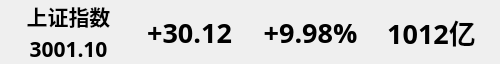
Before: the Qt Designer form qindexframe.ui in bnufree/Hq, drawn with Qt 5.
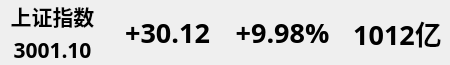
After: the same form once the commit is applied. Custom widgets are drawn as their Qt base class.

```diff
--- a/qindexframe.ui
+++ b/qindexframe.ui
@@ -6,8 +6,8 @@
    <rect>
     <x>0</x>
     <y>0</y>
-    <width>500</width>
-    <height>64</height>
+    <width>450</width>
+    <height>65</height>
    </rect>
   </property>
   <property name="sizePolicy">
@@ -52,10 +52,19 @@
 	font-size:16pt;
 }</string>
   </property>
-  <layout class="QHBoxLayout" name="horizontalLayout">
+  <layout class="QHBoxLayout" name="horizontalLayout_2">
+   <property name="spacing">
+    <number>10</number>
+   </property>
+   <property name="leftMargin">
+    <number>0</number>
+   </property>
    <property name="topMargin">
     <number>0</number>
    </property>
+   <property name="rightMargin">
+    <number>0</number>
+   </property>
    <property name="bottomMargin">
     <number>0</number>
    </property>
@@ -118,6 +127,13 @@
    </item>
   </layout>
  </widget>
+ <customwidgets>
+  <customwidget>
+   <class>ColorTextLabel</class>
+   <extends>QLabel</extends>
+   <header>colortextlabel.h</header>
+  </customwidget>
+ </customwidgets>
  <resources/>
  <connections/>
 </ui>
```
Left out of the diff: 31 changed lines with no effect on the pictures.
